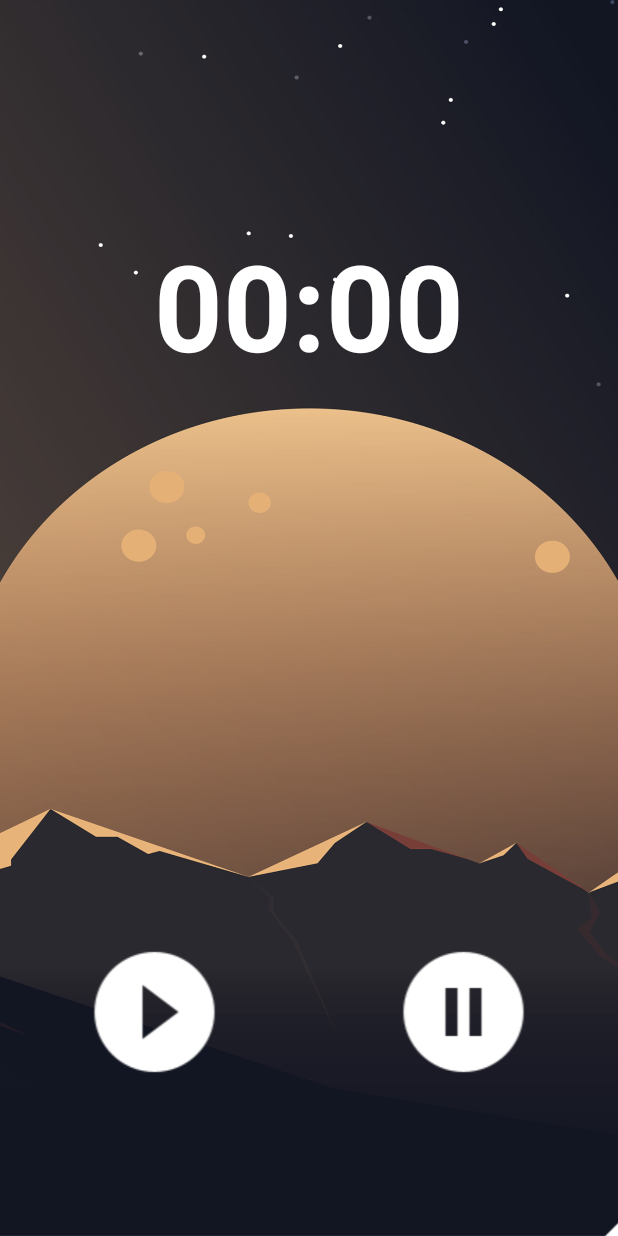
After one commit to ashisbehera/Smart_Alarm, an Android app: the Stopwatch screen opened directly, with no data from a screen before it, on a phone screen of 412 x 824 dp. The commit adds this screen. Run offline under Robolectric (Android 15) with nearby library versions, the phone set to English and light mode, and no system bars.

Commit message:
activity_ringtone.xml - Modified divider and added background activity_stopwatch.xml - Added new activity for stopwatch AddAlarm_Activity.java - Fixed the previous activity issue alarm_activity.xml - Added background AlarmReceiver.java - Optimized code AndroidManifest.xml - Added stopwatch activity, optimized code build.gradle - Added Dexter for permission MainActivity.java - Added stopwatch intent Added few images Ringtone.java - Did a lot of major changes [check comments] Stopwatch.java - Code for stopwatch

```diff
--- a/app/build.gradle
+++ b/app/build.gradle
@@ -39,4 +39,5 @@ dependencies {
     androidTestImplementation 'androidx.test.ext:junit:1.1.3'
     androidTestImplementation 'androidx.test.espresso:espresso-core:3.4.0'
     compile 'com.tomerrosenfeld.customanalogclockview:custom-analog-clock-view:1.1'
+    implementation 'com.karumi:dexter:6.2.3'
 }
--- a/app/src/main/java/com/example/smartalarm/AddAlarm_Activity.java
+++ b/app/src/main/java/com/example/smartalarm/AddAlarm_Activity.java
@@ -105,7 +105,9 @@ public class AddAlarm_Activity extends AppCompatActivity implements LoaderManage
                 editor.clear();
                 editor.apply();
                 // return to previous activity
-                finish();
+                // finish();
+                Intent intent = new Intent(AddAlarm_Activity.this, AlarmActivity.class);
+                startActivity(intent);
             }
         });
 
--- a/app/src/main/java/com/example/smartalarm/MainActivity.java
+++ b/app/src/main/java/com/example/smartalarm/MainActivity.java
@@ -26,6 +26,7 @@ public class MainActivity extends AppCompatActivity {
         // createNotificationChannel();
         ImageView alarm_img = findViewById(R.id.alarm_img_v);
         ImageView world_clock_img = findViewById(R.id.world_clock);
+        ImageView stopwatch_img = findViewById(R.id.stopw_img_v);
         CustomAnalogClock customAnalogClock = (CustomAnalogClock) findViewById(R.id.analog_clock);
         customAnalogClock.setAutoUpdate(true);
         customAnalogClock.setScale(1.25f);
@@ -36,6 +37,10 @@ public class MainActivity extends AppCompatActivity {
         world_clock_img.setOnClickListener(view -> {
 //            Intent edit_alarm_intent = new Intent(MainActivity.this, Ringtone.class);
 //            startActivity(edit_alarm_intent);
+        });
+        stopwatch_img.setOnClickListener(view -> {
+            Intent stopwatch_intent = new Intent(MainActivity.this, Stopwatch.class);
+            startActivity(stopwatch_intent);
         });
     }
 
--- /dev/null
+++ b/app/src/main/java/com/example/smartalarm/Stopwatch.java
@@ -0,0 +1,53 @@
+package com.example.smartalarm;
+
+import androidx.appcompat.app.AppCompatActivity;
+
+import android.os.Bundle;
+import android.os.SystemClock;
+import android.view.View;
+import android.widget.Chronometer;
+import android.widget.ImageView;
+
+public class Stopwatch extends AppCompatActivity {
+    private Chronometer chronometer;
+    private boolean running;
+    private long pauseOffset;
+
+    @Override
+    protected void onCreate(Bundle savedInstanceState) {
+        super.onCreate(savedInstanceState);
+        setContentView(R.layout.activity_stopwatch);
+        chronometer = findViewById(R.id.chronometer);
+        // chronometer.setFormat("Time: %s");
+        chronometer.setBase(SystemClock.elapsedRealtime());
+        chronometer.setOnChronometerTickListener(chronometer -> {
+            if (SystemClock.elapsedRealtime() - chronometer.getBase() >= 10000) {
+                chronometer.setBase(SystemClock.elapsedRealtime());
+            }
+        });
+    }
+
+    // start stopwatch
+    public void startChronometer(View view) {
+        if (!running) {
+            chronometer.setBase(SystemClock.elapsedRealtime() - pauseOffset);
+            chronometer.start();
+            running = true;
+        }
+    }
+
+    // pause stopwatch
+    public void pauseChronometer(View view) {
+        if (running) {
+            chronometer.stop();
+            pauseOffset = SystemClock.elapsedRealtime() - chronometer.getBase();
+            running = false;
+        }
+    }
+
+    // reset stopwatch
+    public void resetChronometer(View view) {
+        chronometer.setBase(SystemClock.elapsedRealtime());
+        pauseOffset = 0;
+    }
+}
--- a/app/src/main/res/layout/activity_ringtone.xml
+++ b/app/src/main/res/layout/activity_ringtone.xml
@@ -4,12 +4,14 @@
     xmlns:tools="http://schemas.android.com/tools"
     android:layout_width="match_parent"
     android:layout_height="match_parent"
+    android:background="@drawable/gradient_background"
     tools:context=".Ringtone">
 
     <ListView
         android:id="@+id/listView"
         android:layout_width="0dp"
         android:layout_height="0dp"
+        android:divider="@null"
         app:layout_constraintBottom_toBottomOf="parent"
         app:layout_constraintEnd_toEndOf="parent"
         app:layout_constraintStart_toStartOf="parent"
--- /dev/null
+++ b/app/src/main/res/layout/activity_stopwatch.xml
@@ -0,0 +1,57 @@
+<?xml version="1.0" encoding="utf-8"?>
+<LinearLayout xmlns:android="http://schemas.android.com/apk/res/android"
+    xmlns:app="http://schemas.android.com/apk/res-auto"
+    xmlns:tools="http://schemas.android.com/tools"
+    android:layout_width="match_parent"
+    android:layout_height="match_parent"
+    android:background="@drawable/stopwatch_background"
+    android:orientation="vertical"
+    tools:context=".Stopwatch">
+
+    <Chronometer
+        android:id="@+id/chronometer"
+        android:layout_width="wrap_content"
+        android:layout_height="wrap_content"
+        android:layout_gravity="center"
+        android:gravity="center"
+        android:textColor="#FFFFFF"
+        android:textSize="80sp"
+        android:textStyle="bold"
+        android:translationY="150sp" />
+
+    <ImageView
+        android:id="@+id/reset"
+        android:layout_width="wrap_content"
+        android:layout_height="wrap_content"
+        android:adjustViewBounds="true"
+        android:maxWidth="70sp"
+        android:onClick="resetChronometer"
+        android:translationX="380sp"
+        android:translationY="700sp"
+        app:srcCompat="@drawable/reset" />
+
+    <LinearLayout
+        android:layout_width="match_parent"
+        android:layout_height="wrap_content"
+        android:orientation="horizontal"
+        android:translationY="450sp">
+
+        <ImageView
+            android:id="@+id/start"
+            android:layout_width="wrap_content"
+            android:layout_height="wrap_content"
+            android:layout_weight="1"
+            android:onClick="startChronometer"
+            app:srcCompat="@drawable/play_circle" />
+
+        <ImageView
+            android:id="@+id/pause"
+            android:layout_width="wrap_content"
+            android:layout_height="wrap_content"
+            android:layout_weight="1"
+            android:onClick="pauseChronometer"
+            app:srcCompat="@drawable/pause_circle" />
+
+    </LinearLayout>
+
+</LinearLayout>
--- a/app/src/main/res/layout/alarm_activity.xml
+++ b/app/src/main/res/layout/alarm_activity.xml
@@ -3,7 +3,8 @@
     android:layout_width="match_parent"
     android:layout_height="match_parent"
     xmlns:tools="http://schemas.android.com/tools"
-    tools:context=".AlarmActivity">
+    tools:context=".AlarmActivity"
+    android:background="@drawable/gradient_background">
 
     <!--   -->
     <ListView
```
Also changed, not shown: app/src/main/AndroidManifest.xml (+14 -11 lines), app/src/main/java/com/example/smartalarm/AlarmReceiver.java (+27 -13 lines), app/src/main/java/com/example/smartalarm/Ringtone.java (+95 -13 lines), app/src/main/res/layout/ringtone_custom_list.xml (added, +25 -0 lines), app/src/main/res/drawable-hdpi/play.png (added), app/src/main/res/drawable-v24/pause_circle.png (added), app/src/main/res/drawable-v24/play_circle.png (added), app/src/main/res/drawable-v24/reset.png (added), app/src/main/res/drawable-v24/ringtone_background.jpg (added), app/src/main/res/drawable-v24/stopwatch_background.jpg (added).
